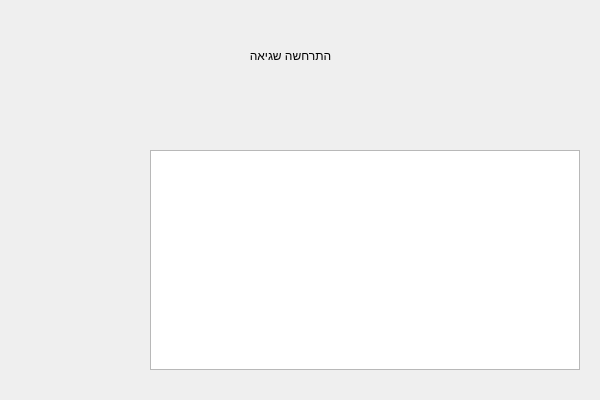
ohadharel1/BasketBallSystem, file BasketBallSystem/popupmessagedialog.ui: the form before one commit.
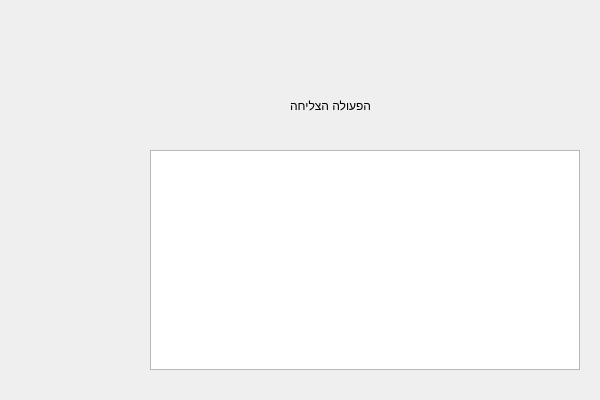
The form after the commit. The open tabs and pages were chosen to show the change. Icons and pictures are not drawn.

The edit to the form file:
```diff
--- a/BasketBallSystem/popupmessagedialog.ui
+++ b/BasketBallSystem/popupmessagedialog.ui
@@ -175,6 +175,27 @@
      </property>
     </widget>
    </widget>
+   <widget class="QWidget" name="popupMessageDialogGoodPage">
+    <property name="styleSheet">
+     <string notr="true">#popupMessageDialogGoodPage
+{
+background-image: url(:/Resources/Resources/popupGood.png);
+}</string>
+    </property>
+    <widget class="QLabel" name="label">
+     <property name="geometry">
+      <rect>
+       <x>180</x>
+       <y>60</y>
+       <width>191</width>
+       <height>91</height>
+      </rect>
+     </property>
+     <property name="text">
+      <string>הפעולה הצליחה</string>
+     </property>
+    </widget>
+   </widget>
   </widget>
   <widget class="QPushButton" name="popupMessageDialogOKBtn">
    <property name="geometry">
```
